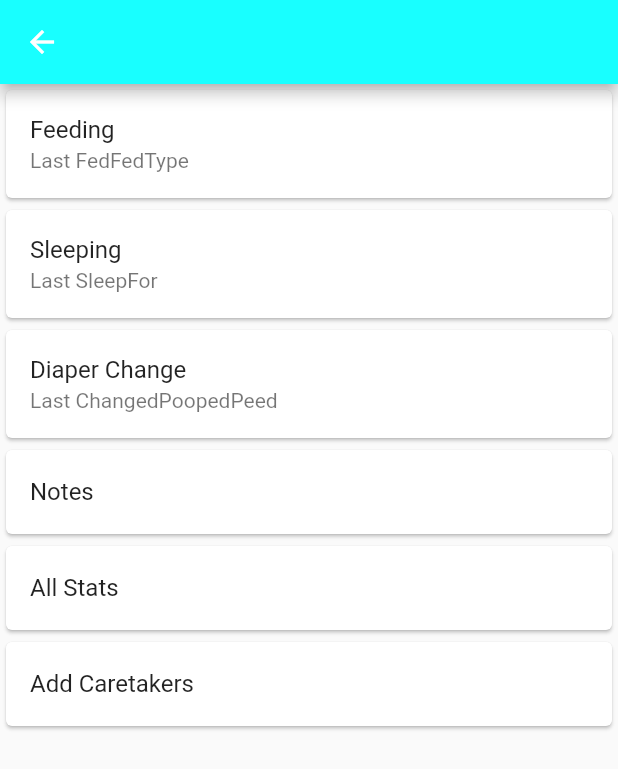
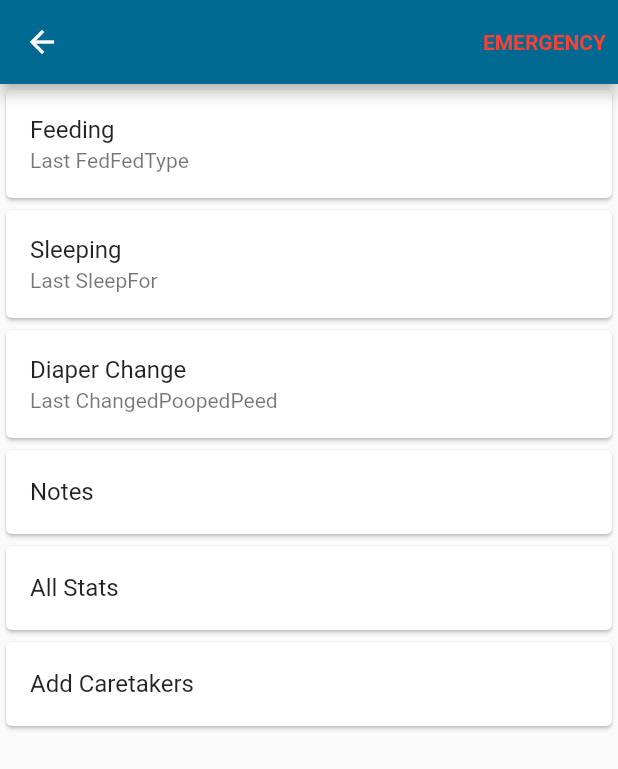
Before and after one commit to ErikV1999/Baby-Tracker, a Flutter app: the BabyMenu screen opened directly with empty values, on a phone screen of 412 x 824 dp. Shown: the top 769 px of the screen. Run offline on Flutter 3.47's test engine with Material 2 defaults, Android fonts, the phone set to English and light mode, and no system bars; our stand-ins replace cloud_firestore, firebase_auth, firebase_core, fl_chart, stop_watch_timer; accounts and stored records are empty.

Commit message:
cleaned up the code
removed code that was just commented out. Also added comments and made the colors correct. Also an icon for the emergency was added

```diff
--- a/lib/screens/baby_menu.dart
+++ b/lib/screens/baby_menu.dart
@@ -30,7 +30,7 @@ class is the "real" widget for BabyMenu due to the statefulness of the widget
 
  */
 class _BabyMenuState extends State<BabyMenu> {
-  dynamic babyName = "Placeholder";
+  dynamic baby = "Placeholder";
 
 
   void addCaretakerClick(){
@@ -60,31 +60,25 @@ class _BabyMenuState extends State<BabyMenu> {
    */
   Widget screen(BuildContext context,snapshot){
     String babyPath = widget.baby;    //gets the babies path to input into next component
-    babyName = snapshot.data;
+    baby = snapshot.data;             //contains the document of the baby from the db
+    Color bannerColor = Color(0xFF006992);
     return Scaffold(
       appBar: AppBar(
-        title: Text(babyName["Name"]),    //ets the name from the snapshotdoc
-        //title: Text(babyPath),
-       /* title: StreamBuilder(
-          stream: FirebaseFirestore.instance.doc(babyPath).snapshots(),
-          builder: (context, snapshot){
-            if(!snapshot.hasData)
-              return Text("Jane Doe");
-            dynamic babyName = snapshot.data;
-            return Text(babyName["Name"]);
-          }
-        ),*/
-        backgroundColor: Colors.cyanAccent,
+        title: Text(baby["Name"]),    //ets the name from the snapshotdoc
+        actions: <Widget>[      //sign out button at the appbar
+          TextButton(
+
+            onPressed: () async {
+
+
+            },
+            child: Text('EMERGENCY', style: TextStyle(fontWeight: FontWeight.bold, color: Colors.red)),
+
+          )
+        ],
+        backgroundColor: bannerColor,
       ),
-      /*floatingActionButton: FloatingActionButton(
-        onPressed: () => addCaretakerClick(),
-        child: Row(
-          children:[
-            Text("Add Caretaker"),
-            Icon(Icons.add)
-          ]
-        )
-      ),*/
+
       body: ListView( //contains all the cards seen (5 cards)
         children: [
           Card(     //feeding card
@@ -169,7 +163,7 @@ class _BabyMenuState extends State<BabyMenu> {
               onTap: (){
                 Navigator.push(
                   context,
-                  MaterialPageRoute(builder: (context) => AddCaretaker(baby: babyPath, userEntry: widget.userEntry, babyDoc: babyName)),
+                  MaterialPageRoute(builder: (context) => AddCaretaker(baby: babyPath, userEntry: widget.userEntry, babyDoc: baby)),
                 );
               }
             )
--- a/lib/screens/main_menu.dart
+++ b/lib/screens/main_menu.dart
@@ -91,9 +91,11 @@ class _MainMenuState extends State<MainMenu> {
     //_auth.getUID();
     //userEntry = _auth.getUID();
     userEntry = text.data;
+    Color bannerColor = Color(0xFF006992);
     //userName = FirebaseFirestore.instance.collection('Users').doc(userEntry).snapshots().data['Name'];
     return Scaffold(
       appBar: AppBar(     //app bar is the bar at the top of the screen with the user's name
+        backgroundColor: bannerColor,
         title: StreamBuilder(   //streambuilder here creates the title based on the users name in the database
           stream: FirebaseFirestore.instance.collection('Users').doc(userEntry).snapshots(),
           builder: (context, snapshot){
@@ -106,7 +108,6 @@ class _MainMenuState extends State<MainMenu> {
           }
         ),
         centerTitle: true,
-        backgroundColor: Colors.cyanAccent,
         actions: <Widget>[      //sign out button at the appbar
           TextButton.icon(
             icon: Icon(Icons.person),
--- a/lib/screens/plus_menu.dart
+++ b/lib/screens/plus_menu.dart
@@ -15,8 +15,11 @@ class PlusMenu extends StatefulWidget{
 class _PlusMenuState extends State<PlusMenu> {
   @override
   Widget build(BuildContext context) {
+    Color bannerColor = Color(0xFF006992);
     return Scaffold(
-      appBar : AppBar(),
+      appBar : AppBar(
+        backgroundColor: bannerColor,
+      ),
       body: ListView(
         children: [
           ElevatedButton(
```
Also changed, not shown: lib/screens/add_caretaker.dart (+48 -26 lines), lib/screens/invites.dart (+38 -17 lines), lib/screens/emergency.dart (added).
